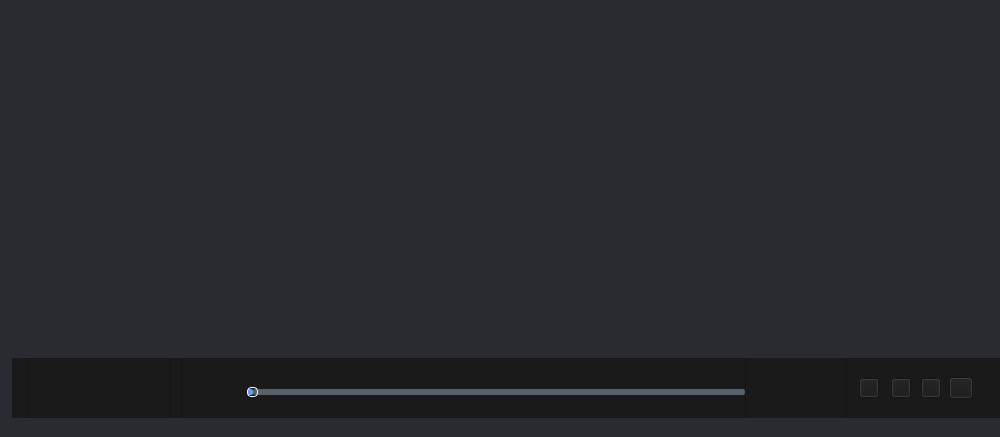
Above: VideoPlayer/videomodels/MultipPlayer.ui from huizhang556/pc-video-player before the change. Below: the same form after it.
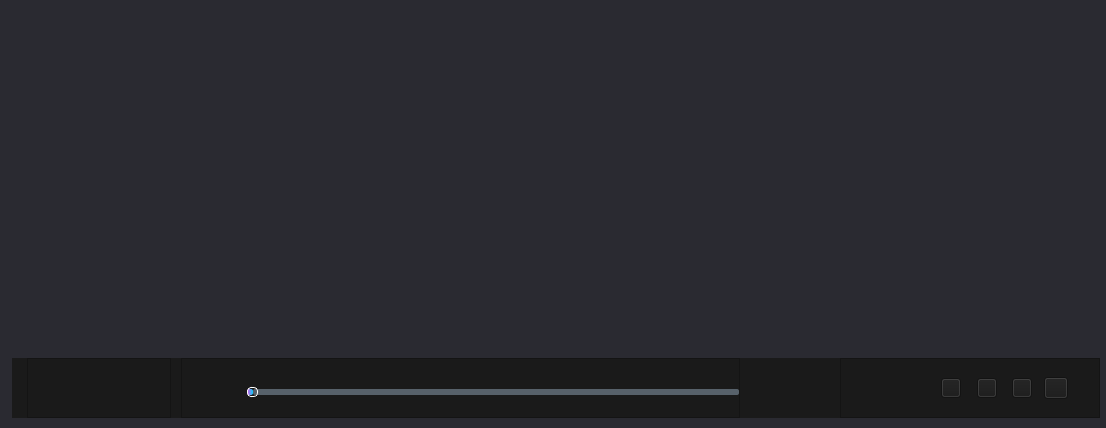
That is the form after the change. Icons and pictures are not drawn.

Diff of the .ui file:
```diff
--- a/VideoPlayer/videomodels/MultipPlayer.ui
+++ b/VideoPlayer/videomodels/MultipPlayer.ui
@@ -6,8 +6,8 @@
    <rect>
     <x>0</x>
     <y>0</y>
-    <width>1000</width>
-    <height>437</height>
+    <width>1106</width>
+    <height>428</height>
    </rect>
   </property>
   <property name="windowTitle">
@@ -25,7 +25,7 @@
      <rect>
       <x>10</x>
       <y>10</y>
-      <width>998</width>
+      <width>1092</width>
       <height>410</height>
      </rect>
     </property>
@@ -567,9 +567,15 @@
            </item>
            <item>
             <widget class="QFrame" name="frame_adjust">
+             <property name="minimumSize">
+              <size>
+               <width>260</width>
+               <height>0</height>
+              </size>
+             </property>
              <property name="maximumSize">
               <size>
-               <width>400</width>
+               <width>260</width>
                <height>16777215</height>
               </size>
              </property>
@@ -581,7 +587,7 @@
              </property>
              <layout class="QHBoxLayout" name="horizontalLayout_8">
               <property name="spacing">
-               <number>0</number>
+               <number>6</number>
               </property>
               <property name="leftMargin">
                <number>0</number>
@@ -598,19 +604,16 @@
               <item>
                <layout class="QHBoxLayout" name="horizontalLayout_7">
                 <property name="spacing">
-                 <number>0</number>
+                 <number>5</number>
                 </property>
                 <item>
                  <spacer name="horizontalSpacer_15">
                   <property name="orientation">
                    <enum>Qt::Horizontal</enum>
                   </property>
-                  <property name="sizeType">
-                   <enum>QSizePolicy::Fixed</enum>
-                  </property>
                   <property name="sizeHint" stdset="0">
                    <size>
-                    <width>12</width>
+                    <width>100</width>
                     <height>20</height>
                    </size>
                   </property>
@@ -652,7 +655,7 @@
                    <enum>Qt::Horizontal</enum>
                   </property>
                   <property name="sizeType">
-                   <enum>QSizePolicy::Fixed</enum>
+                   <enum>QSizePolicy::Expanding</enum>
                   </property>
                   <property name="sizeHint" stdset="0">
                    <size>
@@ -690,7 +693,7 @@
                    <enum>Qt::Horizontal</enum>
                   </property>
                   <property name="sizeType">
-                   <enum>QSizePolicy::Fixed</enum>
+                   <enum>QSizePolicy::Expanding</enum>
                   </property>
                   <property name="sizeHint" stdset="0">
                    <size>
@@ -741,7 +744,7 @@
                    <enum>Qt::Horizontal</enum>
                   </property>
                   <property name="sizeType">
-                   <enum>QSizePolicy::Fixed</enum>
+                   <enum>QSizePolicy::Expanding</enum>
                   </property>
                   <property name="sizeHint" stdset="0">
                    <size>
@@ -787,7 +790,7 @@
                    <enum>Qt::Horizontal</enum>
                   </property>
                   <property name="sizeType">
-                   <enum>QSizePolicy::Fixed</enum>
+                   <enum>QSizePolicy::Expanding</enum>
                   </property>
                   <property name="sizeHint" stdset="0">
                    <size>
@@ -847,22 +850,6 @@
                 </item>
                </layout>
               </item>
-              <item>
-               <spacer name="horizontalSpacer_9">
-                <property name="orientation">
-                 <enum>Qt::Horizontal</enum>
-                </property>
-                <property name="sizeType">
-                 <enum>QSizePolicy::Fixed</enum>
-                </property>
-                <property name="sizeHint" stdset="0">
-                 <size>
-                  <width>6</width>
-                  <height>20</height>
-                 </size>
-                </property>
-               </spacer>
-              </item>
              </layout>
             </widget>
            </item>
```
Left out of the diff: 2 changed lines with no effect on the pictures.
